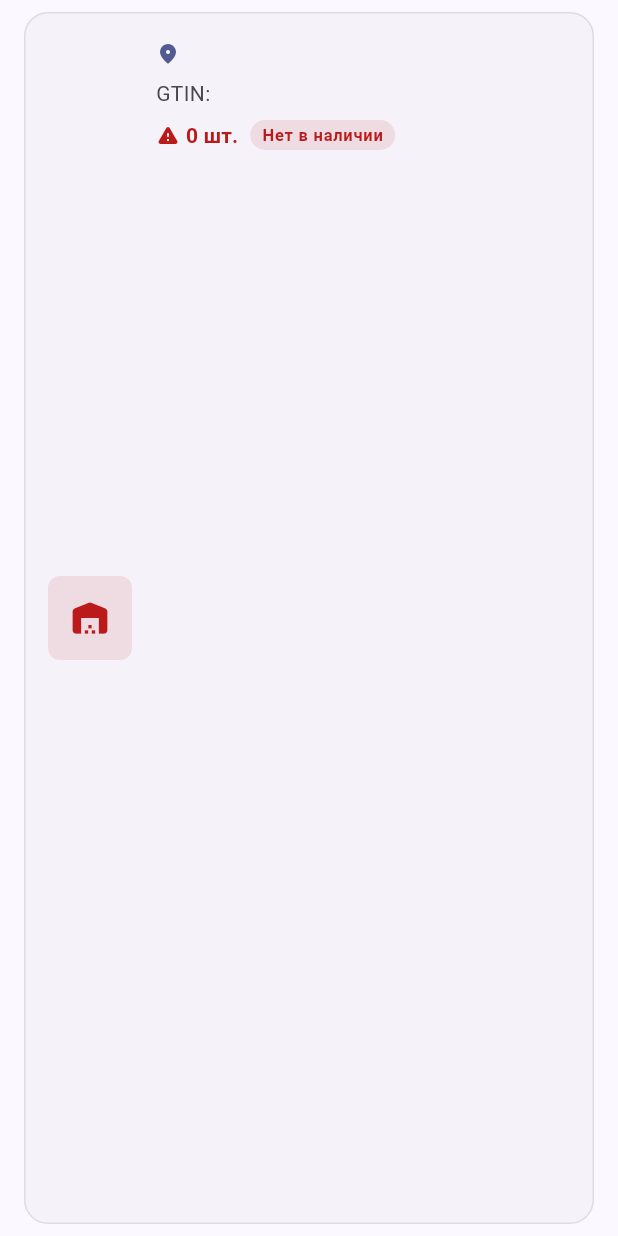
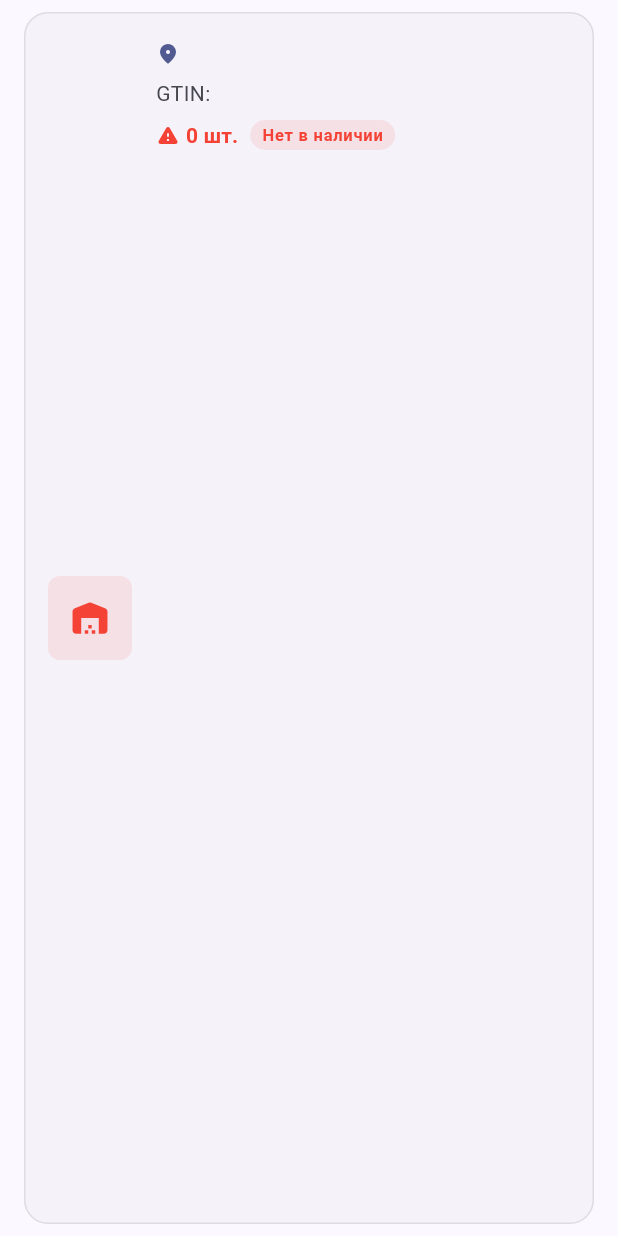
Before and after one commit to le4nn/dmark_mobile, a Flutter app: the StockCard widget shown alone on an empty page, opened directly with empty values, on a phone screen of 412 x 824 dp. Run offline on Flutter 3.47's test engine with Material 3 defaults, Android fonts, the light colour scheme and no system bars; our stand-ins replace equatable, flutter_riverpod, go_router, hive, hive_flutter, image_picker; accounts and stored records are empty.

Commit message:
added constant colors

```diff
--- /dev/null
+++ b/lib/core/theme/app_colors.dart
@@ -0,0 +1,15 @@
+import 'package:flutter/material.dart';
+
+/// Константы цветов приложения
+class AppColors {
+  AppColors._();
+
+  static const Color primary = Colors.indigo;
+  static const Color stockEmpty = Colors.red;
+  static const Color stockLow = Colors.orange;
+  static const Color stockMedium = Colors.blue;
+  static const Color stockHigh = Colors.green;
+  static const Color warning = Colors.orange;
+  static const Color success = Colors.green;
+  static const Color overlayBackground = Colors.black;
+}
--- a/lib/core/widgets/loading_widget/loading_overlay.dart
+++ b/lib/core/widgets/loading_widget/loading_overlay.dart
@@ -1,6 +1,7 @@
 import 'package:flutter/cupertino.dart';
 import 'package:flutter/material.dart';
 
+import '../../theme/app_colors.dart';
 import 'loading_widget.dart';
 
 /// Overlay загрузки для полноэкранной загрузки
@@ -23,7 +24,7 @@ class LoadingOverlay extends StatelessWidget {
         child,
         if (isLoading)
           Container(
-            color: Colors.black.withOpacity(0.5),
+            color: AppColors.overlayBackground.withOpacity(0.5),
             child: LoadingWidget(message: message),
           ),
       ],
--- a/lib/main.dart
+++ b/lib/main.dart
@@ -2,6 +2,7 @@ import 'package:flutter/material.dart';
 import 'package:flutter_riverpod/flutter_riverpod.dart';
 import 'package:hive_flutter/hive_flutter.dart';
 
+import 'core/theme/app_colors.dart';
 import 'presentation/navigation/app_router.dart';
 import 'presentation/providers/app_providers.dart';
 import 'presentation/providers/hive_init.dart';
@@ -34,14 +35,14 @@ class InventoryApp extends ConsumerWidget {
       // Theme configuration
       theme: ThemeData(
         colorScheme: ColorScheme.fromSeed(
-          seedColor: Colors.indigo,
+          seedColor: AppColors.primary,
           brightness: Brightness.light,
         ),
         useMaterial3: true,
       ),
       darkTheme: ThemeData(
         colorScheme: ColorScheme.fromSeed(
-          seedColor: Colors.indigo,
+          seedColor: AppColors.primary,
           brightness: Brightness.dark,
         ),
         useMaterial3: true,
--- a/lib/presentation/pages/add_edit_stock_page.dart
+++ b/lib/presentation/pages/add_edit_stock_page.dart
@@ -3,6 +3,7 @@ import 'package:flutter/services.dart';
 import 'package:flutter_riverpod/flutter_riverpod.dart';
 
 import '../../core/constants/breakpoints.dart';
+import '../../core/theme/app_colors.dart';
 import '../../domain/entities/stock.dart';
 import '../../domain/entities/product.dart';
 import '../providers/app_providers.dart';
@@ -123,7 +124,7 @@ class _AddEditStockPageState extends ConsumerState<AddEditStockPage> {
                       : 'Остаток добавлен',
             ),
             behavior: SnackBarBehavior.floating,
-            backgroundColor: Colors.green));
+            backgroundColor: AppColors.success));
       }
     } catch (e) {
       if (mounted) {
--- a/lib/presentation/widgets/stock_card.dart
+++ b/lib/presentation/widgets/stock_card.dart
@@ -2,6 +2,7 @@ import 'package:flutter/material.dart';
 
 import '../../domain/entities/stock.dart';
 import '../../core/constants/breakpoints.dart';
+import '../../core/theme/app_colors.dart';
 
 /// Карточка остатка на складе
 class StockCard extends StatelessWidget {
@@ -134,7 +135,7 @@ class StockCard extends StatelessWidget {
                 IconButton(
                   icon: Icon(
                     Icons.remove_circle_outline_rounded,
-                    color: Colors.orange,
+                    color: AppColors.warning,
                   ),
                   tooltip: 'Уменьшить количество',
                   onPressed: () async {
@@ -160,15 +161,14 @@ class StockCard extends StatelessWidget {
 
   /// Получить цвет в зависимости от количества
   Color _getQuantityColor(BuildContext context, int quantity) {
-    final theme = Theme.of(context);
     if (quantity == 0) {
-      return theme.colorScheme.error;
+      return AppColors.stockEmpty;
     } else if (quantity < 10) {
-      return Colors.orange;
+      return AppColors.stockLow;
     } else if (quantity < 50) {
-      return Colors.blue;
+      return AppColors.stockMedium;
     } else {
-      return Colors.green;
+      return AppColors.stockHigh;
     }
   }
 
@@ -209,7 +209,7 @@ class StockCard extends StatelessWidget {
         icon: Icon(
           Icons.remove_circle_outline_rounded,
           size: 32,
-          color: Colors.orange,
+          color: AppColors.warning,
         ),
         title: const Text('Уменьшить количество'),
         content: Column(
--- a/lib/presentation/widgets/stock_list.dart
+++ b/lib/presentation/widgets/stock_list.dart
@@ -5,6 +5,7 @@ import 'package:flutter_riverpod/legacy.dart';
 import '../../domain/entities/stock.dart';
 import '../../domain/entities/product.dart';
 import '../../core/constants/breakpoints.dart';
+import '../../core/theme/app_colors.dart';
 import '../providers/app_providers.dart';
 import '../pages/add_edit_stock_page.dart';
 import 'stock_card.dart';
@@ -125,7 +126,7 @@ class StockList extends ConsumerWidget {
                                 'Отнято $amount шт. Осталось: $newQuantity шт.',
                               ),
                               behavior: SnackBarBehavior.floating,
-                              backgroundColor: Colors.orange,
+                              backgroundColor: AppColors.warning,
                             ));
                         }
                       } catch (e) {
```
